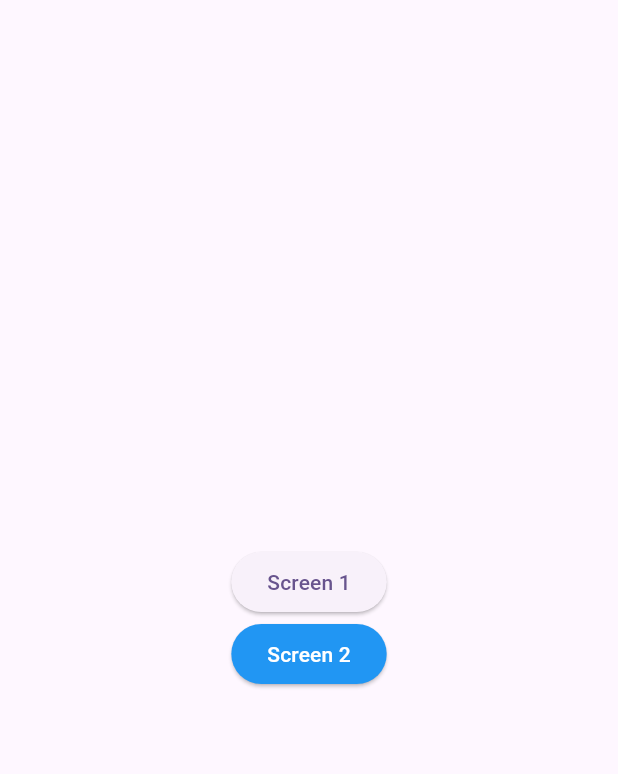
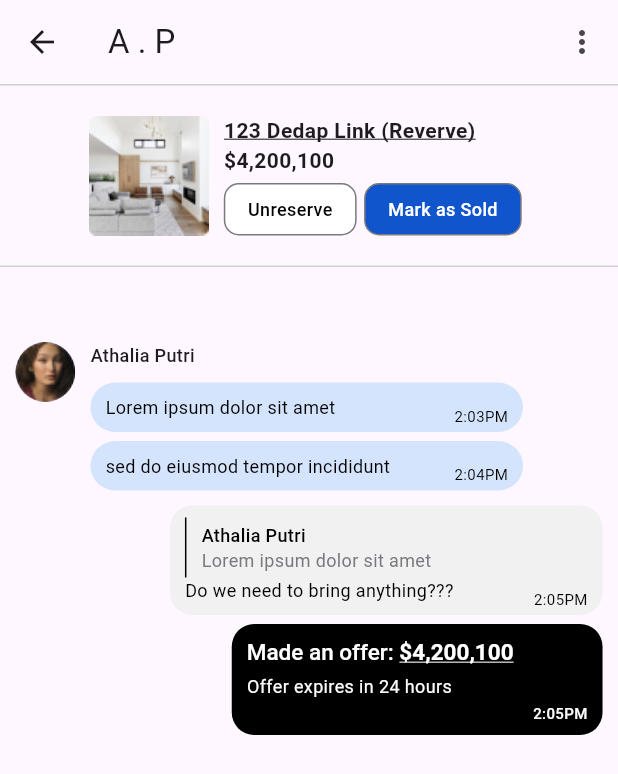
Before and after one commit to VNKaiSer/flutter_test, a Flutter app: the screen it shows after launch, after a tap on "Screen 1", on a phone screen of 412 x 824 dp. Shown: the top 774 px of the screen. Run offline on Flutter 3.47's test engine with Material 3 defaults, Android fonts, the phone set to English and light mode, and no system bars; Roboto replaces fonts that are missing (Manropeﬁﬁ).

Commit message:
feat: chat screen

```diff
--- /dev/null
+++ b/lib/components/button_chat_sale.dart
@@ -0,0 +1,38 @@
+import 'package:flutter/material.dart';
+
+class ButtonChatSale extends StatelessWidget {
+  const ButtonChatSale({
+    super.key,
+    required this.color,
+    required this.text,
+    required this.showBorder,
+    required this.textColor,
+  });
+  final Color color;
+  final String text;
+  final bool showBorder;
+  final Color textColor;
+
+  @override
+  Widget build(BuildContext context) {
+    return GestureDetector(
+      child: Container(
+        margin: const EdgeInsets.only(right: 5, top: 5),
+        padding: const EdgeInsets.symmetric(horizontal: 15, vertical: 8),
+        decoration: BoxDecoration(
+          color: color,
+          borderRadius: BorderRadius.circular(10),
+          border: showBorder
+              ? Border.all(color: const Color(0xFF797980), width: 1)
+              : null,
+        ),
+        child: Text(
+          text,
+          style: TextStyle(
+              fontSize: 12, fontWeight: FontWeight.w500, color: textColor),
+        ),
+      ),
+      onTap: () {},
+    );
+  }
+}
--- /dev/null
+++ b/lib/components/chat_bubble.dart
@@ -0,0 +1,177 @@
+import 'package:flutter/material.dart';
+
+class ChatBubble extends StatelessWidget {
+  const ChatBubble({
+    super.key,
+    required this.message,
+    required this.time,
+    this.isMe = false,
+    this.isReply = false,
+    this.replyMessage,
+    this.makeOffer,
+    this.offerValue,
+    this.offerTime,
+  });
+  final String? message;
+  final String time;
+  final bool? isMe;
+  final bool? isReply;
+  final Map<String, dynamic>? replyMessage;
+  final bool? makeOffer;
+  final String? offerValue;
+  final String? offerTime;
+
+  @override
+  Widget build(BuildContext context) {
+    Size size = MediaQuery.of(context).size;
+    if (makeOffer ?? false == true) {
+      return Container(
+        margin: const EdgeInsets.only(top: 6),
+        constraints: BoxConstraints(
+          minWidth: size.width * 0.6,
+          maxWidth: size.width * 0.6,
+        ),
+        padding: const EdgeInsets.symmetric(horizontal: 10, vertical: 10),
+        decoration: BoxDecoration(
+          color: Colors.black,
+          borderRadius: BorderRadius.circular(15),
+        ),
+        child: Column(
+          crossAxisAlignment: CrossAxisAlignment.start,
+          children: [
+            RichText(
+              text: TextSpan(
+                text: 'Made an offer: ',
+                style: const TextStyle(
+                  color: Colors.white,
+                  fontSize: 15,
+                  fontWeight: FontWeight.w500,
+                ),
+                children: <TextSpan>[
+                  TextSpan(
+                    text: '\$$offerValue',
+                    style: const TextStyle(
+                      color: Colors.white,
+                      fontSize: 15,
+                      fontWeight: FontWeight.w700,
+                      decoration: TextDecoration.underline,
+                    ),
+                  ),
+                ],
+              ),
+            ),
+            const SizedBox(height: 5),
+            Text(
+              'Offer expires in $offerTime hours',
+              style: const TextStyle(
+                color: Color(0xFFFBFBFB),
+                fontSize: 12,
+                fontWeight: FontWeight.w400,
+              ),
+            ),
+            const SizedBox(width: 8),
+            Align(
+              alignment: Alignment.bottomRight,
+              child: Transform.translate(
+                offset: const Offset(0, 2),
+                child: Text(
+                  time,
+                  style: const TextStyle(
+                    color: Color(0xFFFBFBFB),
+                    fontSize: 10,
+                    fontWeight: FontWeight.w500,
+                  ),
+                ),
+              ),
+            ),
+          ],
+        ),
+      );
+    }
+
+    return Container(
+      margin: const EdgeInsets.only(top: 6),
+      constraints: BoxConstraints(
+        minWidth: size.width * 0.7,
+        maxWidth: size.width * 0.7,
+      ),
+      padding: const EdgeInsets.symmetric(horizontal: 10, vertical: 8),
+      decoration: BoxDecoration(
+        color: (isMe ?? false) == true
+            ? const Color(0xFFF1F1F1)
+            : const Color(0xFFD5E4FD),
+        borderRadius: (isReply ?? false) == true
+            ? BorderRadius.circular(15)
+            : BorderRadius.circular(56),
+      ),
+      child: Column(
+        mainAxisSize: MainAxisSize.min,
+        crossAxisAlignment: CrossAxisAlignment.start,
+        children: [
+          if (isReply ?? false)
+            Row(
+              children: [
+                Container(width: 1, color: Colors.black, height: 40),
+                const SizedBox(width: 10),
+                Column(
+                  crossAxisAlignment: CrossAxisAlignment.start,
+                  mainAxisAlignment: MainAxisAlignment.start,
+                  mainAxisSize: MainAxisSize.min,
+                  children: [
+                    Text(
+                      replyMessage!['name'],
+                      style: const TextStyle(
+                        color: Colors.black,
+                        fontSize: 12,
+                        fontWeight: FontWeight.w500,
+                      ),
+                    ),
+                    Text(
+                      replyMessage!['message'],
+                      style: const TextStyle(
+                        color: Color(0xFF797980),
+                        fontSize: 12,
+                        fontWeight: FontWeight.w400,
+                      ),
+                    ),
+                  ],
+                ),
+              ],
+            ),
+          makeOffer ?? false == true
+              ? const SizedBox()
+              : Row(
+                  mainAxisSize: MainAxisSize.min,
+                  crossAxisAlignment: CrossAxisAlignment.end,
+                  children: <Widget>[
+                    Expanded(
+                      child: Text(
+                        message!,
+                        style: const TextStyle(
+                          color: Colors.black,
+                          fontSize: 12,
+                          fontWeight: FontWeight.w400,
+                        ),
+                      ),
+                    ),
+                    const SizedBox(width: 8),
+                    Align(
+                      alignment: Alignment.bottomRight,
+                      child: Transform.translate(
+                        offset: const Offset(0, 4),
+                        child: Text(
+                          time,
+                          style: const TextStyle(
+                            color: Colors.black,
+                            fontSize: 10,
+                          ),
+                        ),
+                      ),
+                    ),
+                  ],
+                ),
+        ],
+      ),
+    );
+  }
+}
--- /dev/null
+++ b/lib/components/chat_message.dart
@@ -0,0 +1,62 @@
+import 'package:flutter/material.dart';
+
+import 'chat_bubble.dart';
+
+class ChatMessage extends StatelessWidget {
+  const ChatMessage({
+    super.key,
+    required this.sender,
+    required this.avatarUrl,
+    required this.messages,
+    this.isMe = false,
+  });
+  final String? sender;
+  final String? avatarUrl;
+  final List<Map<String, dynamic>> messages;
+  final bool? isMe;
+
+  @override
+  Widget build(BuildContext context) {
+    return Row(
+      crossAxisAlignment: CrossAxisAlignment.start,
+      mainAxisAlignment:
+          isMe! ? MainAxisAlignment.end : MainAxisAlignment.start,
+      children: <Widget>[
+        if (!isMe!)
+          CircleAvatar(
+            backgroundImage: AssetImage(avatarUrl!),
+          ),
+        Padding(
+          padding: const EdgeInsets.only(left: 10),
+          child: Column(
+            crossAxisAlignment:
+                isMe! ? CrossAxisAlignment.end : CrossAxisAlignment.start,
+            // mainAxisAlignment: MainAxisAlignment.start,
+            children: <Widget>[
+              if (!isMe!)
+                Text(
+                  sender!,
+                  style: const TextStyle(
+                      fontWeight: FontWeight.w500, fontSize: 12),
+                ),
+              const SizedBox(
+                height: 4,
+              ),
+              for (int i = 0; i < messages.length; i++)
+                ChatBubble(
+                  isMe: isMe,
+                  message: messages[i]['messages'],
+                  time: messages[i]['time'],
+                  isReply: messages[i]['is_reply'],
+                  replyMessage: messages[i]['reply_message'],
+                  makeOffer: messages[i]['make_offer'],
+                  offerValue: messages[i]['offer_value'],
+                  offerTime: messages[i]['offer_time'],
+                )
+            ],
+          ),
+        )
+      ],
+    );
+  }
+}
--- /dev/null
+++ b/lib/components/index.dart
@@ -0,0 +1,4 @@
+export 'button_chat_sale.dart';
+export 'product_sale.dart';
+export 'chat_bubble.dart';
+export 'chat_message.dart';
--- /dev/null
+++ b/lib/components/product_sale.dart
@@ -0,0 +1,62 @@
+import 'package:flutter/material.dart';
+
+import 'button_chat_sale.dart';
+
+class ProductSale extends StatelessWidget {
+  const ProductSale({
+    super.key,
+    required this.name,
+    required this.price,
+    required this.imageUrl,
+  });
+  final String name;
+  final String price;
+  final String imageUrl;
+
+  @override
+  Widget build(BuildContext context) {
+    return Container(
+      padding: const EdgeInsets.all(20),
+      child:
+          Row(mainAxisAlignment: MainAxisAlignment.center, children: <Widget>[
+        Image.asset(imageUrl),
+        Container(
+          padding: const EdgeInsets.only(left: 10),
+          child: Column(
+            crossAxisAlignment: CrossAxisAlignment.start,
+            children: <Widget>[
+              Text(
+                name,
+                style: const TextStyle(
+                    fontSize: 14,
+                    fontWeight: FontWeight.w700,
+                    decoration: TextDecoration.underline),
+              ),
+              Text(
+                "\$$price",
+                style:
+                    const TextStyle(fontSize: 14, fontWeight: FontWeight.w600),
+              ),
+              const Row(
+                children: <Widget>[
+                  ButtonChatSale(
+                    text: 'Unreserve',
+                    color: Colors.white,
+                    showBorder: true,
+                    textColor: Colors.black,
+                  ),
+                  ButtonChatSale(
+                    text: 'Mark as Sold',
+                    color: Color(0xFF1155CC),
+                    showBorder: true,
+                    textColor: Colors.white,
+                  )
+                ],
+              ),
+            ],
+          ),
+        ),
+      ]),
+    );
+  }
+}
--- a/lib/main.dart
+++ b/lib/main.dart
@@ -1,4 +1,6 @@
 import 'package:flutter/material.dart';
+
+import 'screens/home_screen.dart';
 
 void main() {
   runApp(const MyApp());
@@ -7,35 +9,17 @@ void main() {
 class MyApp extends StatelessWidget {
   const MyApp({super.key});
 
-  // This widget is the root of your application.
   @override
   Widget build(BuildContext context) {
     return MaterialApp(
       title: 'Flutter Demo',
       debugShowCheckedModeBanner: false,
       theme: ThemeData(
+        fontFamily: 'Manropeﬁﬁ',
         colorScheme: ColorScheme.fromSeed(seedColor: Colors.deepPurple),
         useMaterial3: true,
       ),
-      home: Scaffold(
-        body: Center(
-          child: Column(
-            mainAxisAlignment: MainAxisAlignment.center,
-            children: <Widget>[
-              ElevatedButton(onPressed: () {}, child: const Text('Screen 1')),
-              ElevatedButton(
-                  onPressed: () {},
-                  style: ElevatedButton.styleFrom(
-                    backgroundColor: Colors.blue,
-                  ),
-                  child: const Text(
-                    'Screen 2',
-                    style: TextStyle(color: Colors.white),
-                  )),
-            ],
-          ),
-        ),
-      ),
+      home: const HomeScreen(),
     );
   }
 }
--- /dev/null
+++ b/lib/screens/home_screen.dart
@@ -0,0 +1,47 @@
+import 'package:flutter/material.dart';
+
+import 'screen_1.dart';
+import 'screen_2.dart';
+
+class HomeScreen extends StatelessWidget {
+  const HomeScreen({super.key});
+
+  @override
+  Widget build(BuildContext context) {
+    return Scaffold(
+      body: Center(
+        child: Column(
+          mainAxisAlignment: MainAxisAlignment.center,
+          children: <Widget>[
+            ElevatedButton(
+              onPressed: () {
+                Navigator.push(
+                    context,
+                    MaterialPageRoute(
+                      builder: (context) => const Screen1(),
+                    ));
+              },
+              child: const Text('Screen 1'),
+            ),
+            ElevatedButton(
+              onPressed: () {
+                Navigator.push(
+                    context,
+                    MaterialPageRoute(
+                      builder: (context) => const Screen2(),
+                    ));
+              },
+              style: ElevatedButton.styleFrom(
+                backgroundColor: Colors.blue,
+              ),
+              child: const Text(
+                'Screen 2',
+                style: TextStyle(color: Colors.white),
+              ),
+            ),
+          ],
+        ),
+      ),
+    );
+  }
+}
--- /dev/null
+++ b/lib/screens/index.dart
@@ -0,0 +1,3 @@
+export 'screen_1.dart';
+export 'screen_2.dart';
+export 'home_screen.dart';
--- /dev/null
+++ b/lib/screens/screen_1.dart
@@ -0,0 +1,99 @@
+import 'package:flutter/material.dart';
+
+import '../components/index.dart';
+
+class Screen1 extends StatelessWidget {
+  const Screen1({super.key});
+
+  @override
+  Widget build(BuildContext context) {
+    Size size = MediaQuery.of(context).size;
+    return Scaffold(
+      appBar: AppBar(
+        centerTitle: false,
+        title: const Text('A . P'),
+        actions: <Widget>[
+          IconButton(
+            icon: const Icon(Icons.more_vert),
+            onPressed: () {},
+          ),
+        ],
+        bottom: const PreferredSize(
+          preferredSize: Size.fromHeight(1.0),
+          child: Divider(
+            height: 1.0,
+            thickness: 1.0,
+            color: Color(0xFFD1D1D1),
+          ),
+        ),
+      ),
+      body: Center(
+          child: Column(
+        crossAxisAlignment: CrossAxisAlignment.center,
+        children: <Widget>[
+          // Product sale
+          const ProductSale(
+            name: "123 Dedap Link (Reverve)",
+            price: "4,200,100",
+            imageUrl: "assets/images/product_sale.png",
+          ),
+          // Chat
+          const Divider(
+            height: 1.0,
+            thickness: 1.0,
+            color: Color(0xFFD1D1D1),
+          ),
+          Container(
+            height: 50,
+          ),
+          SingleChildScrollView(
+            child: SizedBox(
+              width: size.width * 0.95,
+              child: const Column(
+                crossAxisAlignment: CrossAxisAlignment.center,
+                mainAxisAlignment: MainAxisAlignment.center,
+                children: <Widget>[
+                  ChatMessage(
+                      sender: "Athalia Putri",
+                      avatarUrl: "assets/images/customer_avt.png",
+                      messages: [
+                        {
+                          'messages': "Lorem ipsum dolor sit amet",
+                          'time': "2:03PM"
+                        },
+                        {
+                          'messages': "sed do eiusmod tempor incididunt",
+                          'time': "2:04PM"
+                        },
+                      ]),
+                  ChatMessage(
+                      isMe: true,
+                      sender: "Me",
+                      avatarUrl: "assets/images/agent_avt.png",
+                      messages: [
+                        {
+                          'messages': "Do we need to bring anything???",
+                          'time': "2:05PM",
+                          'is_reply': true,
+                          'reply_message': {
+                            'name': "Athalia Putri",
+                            'message': "Lorem ipsum dolor sit amet",
+                            'time': "2:03PM"
+                          }
+                        },
+                        {
+                          "make_offer": true,
+                          "offer_value": "4,200,100",
+                          "offer_time": "24",
+                          "time": "2:05PM"
+                        },
+                      ])
+                ],
+              ),
+            ),
+          ),
+        ],
+      )),
+    );
+  }
+}
--- /dev/null
+++ b/lib/screens/screen_2.dart
@@ -0,0 +1,17 @@
+import 'package:flutter/material.dart';
+
+class Screen2 extends StatelessWidget {
+  const Screen2({super.key});
+
+  @override
+  Widget build(BuildContext context) {
+    return Scaffold(
+      appBar: AppBar(
+        title: const Text('Screen 2'),
+      ),
+      body: const Center(
+        child: Text('Welcome to Screen 2!'),
+      ),
+    );
+  }
+}
```
Also changed, not shown: pubspec.yaml (+20 -5 lines), assets/fonts/Manrope-Bold.ttf (added), assets/fonts/Manrope-ExtraBold.ttf (added), assets/fonts/Manrope-ExtraLight.ttf (added), assets/fonts/Manrope-Light.ttf (added), assets/fonts/Manrope-Medium.ttf (added), assets/fonts/Manrope-Regular.ttf (added), assets/fonts/Manrope-SemiBold.ttf (added), assets/images/customer_avt.png (added), assets/images/product_sale.png (added).
